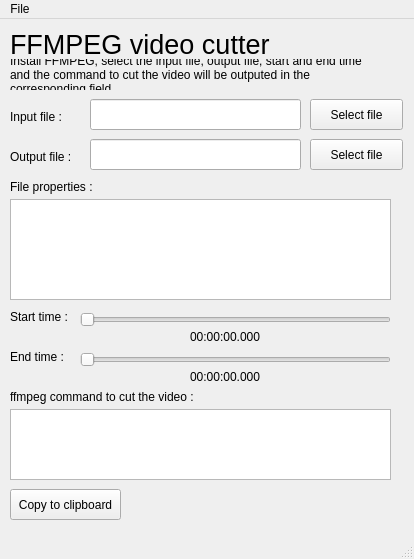
Qt form ffmpegwindow.ui (Drabble/IHM_Labo2) before a commit.
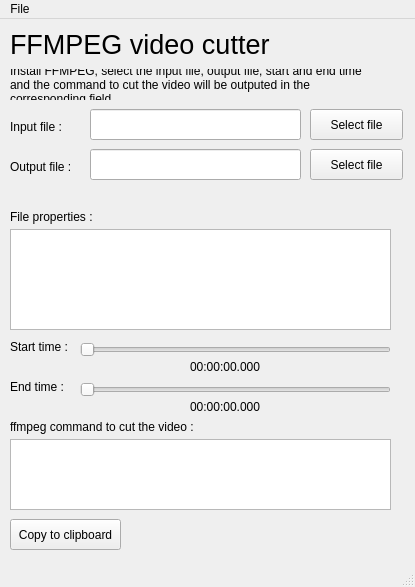
The same form after that commit.

Commit message: Show label to know whether output file exists or not

Diff of the .ui file:
```diff
--- a/ffmpegwindow.ui
+++ b/ffmpegwindow.ui
@@ -6,8 +6,8 @@
    <rect>
     <x>0</x>
     <y>0</y>
-    <width>414</width>
-    <height>559</height>
+    <width>415</width>
+    <height>587</height>
    </rect>
   </property>
   <property name="windowTitle">
@@ -18,7 +18,7 @@
     <property name="geometry">
      <rect>
       <x>10</x>
-      <y>90</y>
+      <y>100</y>
       <width>71</width>
       <height>16</height>
      </rect>
@@ -31,7 +31,7 @@
     <property name="geometry">
      <rect>
       <x>10</x>
-      <y>130</y>
+      <y>140</y>
       <width>71</width>
       <height>16</height>
      </rect>
@@ -44,7 +44,7 @@
     <property name="geometry">
      <rect>
       <x>310</x>
-      <y>80</y>
+      <y>90</y>
       <width>93</width>
       <height>31</height>
      </rect>
@@ -57,7 +57,7 @@
     <property name="geometry">
      <rect>
       <x>310</x>
-      <y>120</y>
+      <y>130</y>
       <width>93</width>
       <height>31</height>
      </rect>
@@ -70,7 +70,7 @@
     <property name="geometry">
      <rect>
       <x>10</x>
-      <y>180</y>
+      <y>210</y>
       <width>381</width>
       <height>101</height>
      </rect>
@@ -87,7 +87,7 @@
     <property name="geometry">
      <rect>
       <x>10</x>
-      <y>330</y>
+      <y>360</y>
       <width>71</width>
       <height>16</height>
      </rect>
@@ -100,7 +100,7 @@
     <property name="geometry">
      <rect>
       <x>10</x>
-      <y>290</y>
+      <y>320</y>
       <width>71</width>
       <height>16</height>
      </rect>
@@ -113,7 +113,7 @@
     <property name="geometry">
      <rect>
       <x>10</x>
-      <y>390</y>
+      <y>420</y>
       <width>381</width>
       <height>71</height>
      </rect>
@@ -123,7 +123,7 @@
     <property name="geometry">
      <rect>
       <x>10</x>
-      <y>160</y>
+      <y>190</y>
       <width>101</width>
       <height>16</height>
      </rect>
@@ -136,7 +136,7 @@
     <property name="geometry">
      <rect>
       <x>10</x>
-      <y>370</y>
+      <y>400</y>
       <width>221</width>
       <height>16</height>
      </rect>
@@ -149,7 +149,7 @@
     <property name="geometry">
      <rect>
       <x>80</x>
-      <y>290</y>
+      <y>320</y>
       <width>311</width>
       <height>22</height>
      </rect>
@@ -165,7 +165,7 @@
     <property name="geometry">
      <rect>
       <x>80</x>
-      <y>330</y>
+      <y>360</y>
       <width>311</width>
       <height>22</height>
      </rect>
@@ -184,7 +184,7 @@
     <property name="geometry">
      <rect>
       <x>90</x>
-      <y>80</y>
+      <y>90</y>
       <width>211</width>
       <height>31</height>
      </rect>
@@ -194,7 +194,7 @@
     <property name="geometry">
      <rect>
       <x>90</x>
-      <y>120</y>
+      <y>130</y>
       <width>211</width>
       <height>31</height>
      </rect>
@@ -204,7 +204,7 @@
     <property name="geometry">
      <rect>
       <x>190</x>
-      <y>350</y>
+      <y>380</y>
       <width>121</width>
       <height>16</height>
      </rect>
@@ -220,7 +220,7 @@
     <property name="geometry">
      <rect>
       <x>190</x>
-      <y>310</y>
+      <y>340</y>
       <width>121</width>
       <height>16</height>
      </rect>
@@ -236,7 +236,7 @@
     <property name="geometry">
      <rect>
       <x>10</x>
-      <y>470</y>
+      <y>500</y>
       <width>111</width>
       <height>31</height>
      </rect>
@@ -273,7 +273,7 @@
     <property name="geometry">
      <rect>
       <x>10</x>
-      <y>40</y>
+      <y>50</y>
       <width>361</width>
       <height>31</height>
      </rect>
@@ -285,13 +285,26 @@
      <bool>true</bool>
     </property>
    </widget>
+   <widget class="QLabel" name="labelOutputFileExists">
+    <property name="geometry">
+     <rect>
+      <x>90</x>
+      <y>170</y>
+      <width>311</width>
+      <height>16</height>
+     </rect>
+    </property>
+    <property name="text">
+     <string/>
+    </property>
+   </widget>
   </widget>
   <widget class="QMenuBar" name="menuBar">
    <property name="geometry">
     <rect>
      <x>0</x>
      <y>0</y>
-     <width>414</width>
+     <width>415</width>
      <height>26</height>
     </rect>
    </property>
```
Left out of the diff: 4 changed lines with no effect on the pictures. The commit also changes 1 other file.
